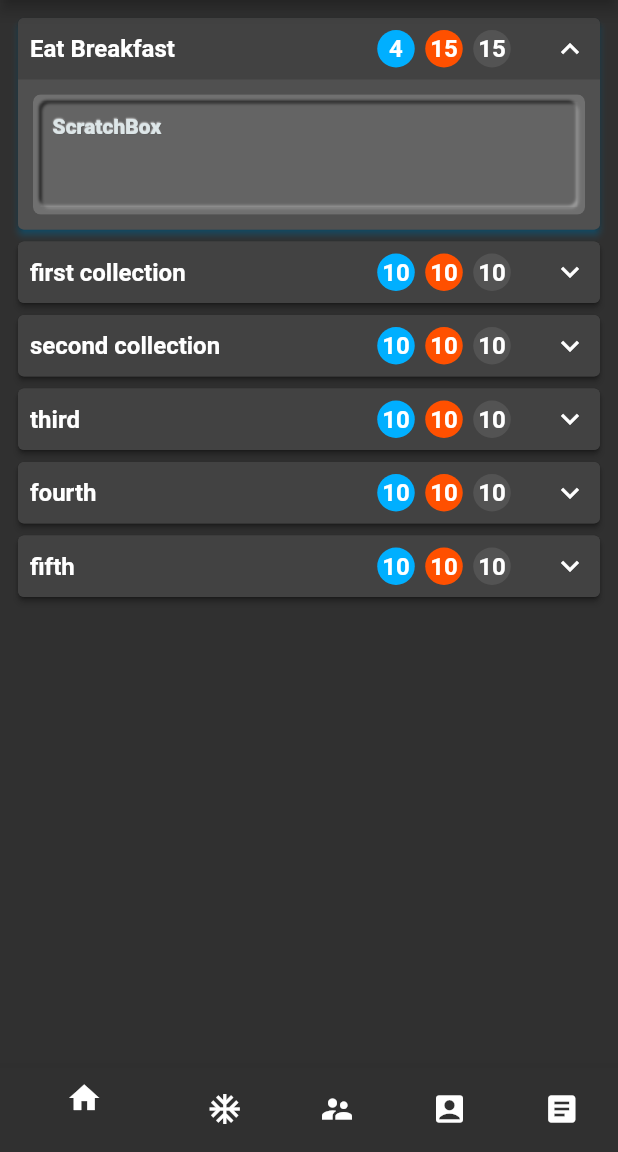
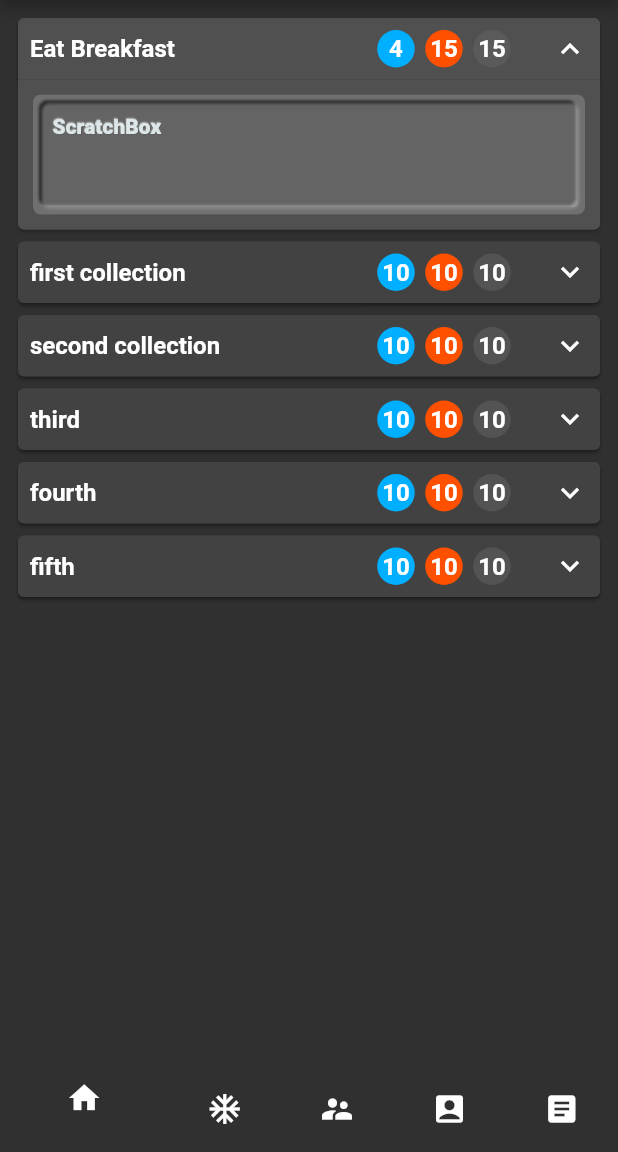
Before and after one commit to lancerharris/flutter-tally-app, a Flutter app: the screen it shows after launch, after a tap on "Eat Breakfast", on a phone screen of 412 x 824 dp, the part 84-1236 px from its top. Run offline on Flutter 3.47's test engine with Material 2 defaults, Android fonts, the phone set to English and light mode, and no system bars; drawn by our look-alikes of flutter_neumorphic; our stand-ins replace google_fonts; Roboto replaces fonts that are missing (Handlee).

Commit message:
Restyle the task panels.

```diff
--- a/lib/Home/widgets/task_panel.dart
+++ b/lib/Home/widgets/task_panel.dart
@@ -1,6 +1,9 @@
+import 'dart:math';
+
 import 'package:flutter/material.dart';
 import 'package:intl/intl.dart';
 import 'package:provider/provider.dart';
+import 'package:tally_app/widgets/vertical_text.dart';
 
 import '../../models/tally_item.dart';
 import '../../models/tally_task.dart';
@@ -10,8 +13,11 @@ import '../../providers/task_manager.dart';
 import '../../theme/app_theme.dart';
 
 class TaskPanel extends StatelessWidget {
-  const TaskPanel({Key? key, required this.listItem, this.childListItems})
-      : super(key: key);
+  const TaskPanel({
+    Key? key,
+    required this.listItem,
+    this.childListItems,
+  }) : super(key: key);
   final TallyItem listItem;
   final List<TallyTask>? childListItems;
 
@@ -27,16 +33,21 @@ class TaskPanel extends StatelessWidget {
 
     return GestureDetector(
       child: Card(
-        child: Container(
         child: Column(
           children: [
             Card(
-                shadowColor: isExpanded ? AppTheme.secondaryColor : null,
-                elevation: 2,
+              color: listItem.isCollection ? null : AppTheme.secondaryCardColor,
+              elevation: 1,
+              shape: RoundedRectangleBorder(
+                borderRadius: !isExpanded
+                    ? BorderRadius.circular(4)
+                    : BorderRadius.only(
+                        topLeft: Radius.circular(4),
+                        topRight: Radius.circular(4),
+                      ),
+              ),
               margin: EdgeInsets.all(0),
-                child: Column(
-                  children: [
-                    Padding(
+              child: Padding(
                 padding: const EdgeInsets.all(8.0),
                 child: Row(
                   mainAxisAlignment: MainAxisAlignment.center,
@@ -64,8 +75,7 @@ class TaskPanel extends StatelessWidget {
                               ),
                               Text(
                                 '${NumberFormat("##,###", "en_US").format(listItem.streak)}',
-                                      style:
-                                          Theme.of(context).textTheme.headline3,
+                                style: Theme.of(context).textTheme.headline3,
                               ),
                             ],
                           ),
@@ -83,9 +93,7 @@ class TaskPanel extends StatelessWidget {
                               ),
                               Text(
                                   '${NumberFormat("##,###", "en_US").format(listItem.count)}',
-                                        style: Theme.of(context)
-                                            .textTheme
-                                            .headline3),
+                                  style: Theme.of(context).textTheme.headline3),
                             ],
                           ),
                           SizedBox(width: 2),
@@ -102,9 +110,7 @@ class TaskPanel extends StatelessWidget {
                               ),
                               Text(
                                   '${NumberFormat("##,###", "en_US").format(listItem.count)}',
-                                        style: Theme.of(context)
-                                            .textTheme
-                                            .headline3),
+                                  style: Theme.of(context).textTheme.headline3),
                             ],
                           ),
                         ],
@@ -117,15 +123,16 @@ class TaskPanel extends StatelessWidget {
                   ],
                 ),
               ),
+            ),
             if (isExpanded && !listItem.isCollection)
               ScratchBox(
                 backdropHeight: 100,
-                      )
-                  ],
               ),
-              ),
+            if (isExpanded && childListItems != null) SizedBox(height: 5),
             if (isExpanded && childListItems != null)
-                ReorderableListSizesDiffer(
+              Padding(
+                padding: const EdgeInsets.only(left: 5, right: 5),
+                child: ReorderableListSizesDiffer(
                   shrinkWrap: true,
                   physics: BouncingScrollPhysics(),
                   children: [
@@ -138,8 +145,9 @@ class TaskPanel extends StatelessWidget {
                   ],
                   onReorder: updateChildItemPositions,
                 ),
+              ),
+            if (isExpanded && childListItems != null) SizedBox(height: 5),
           ],
-          ),
         ),
       ),
       onTap: () {
```
Lines whose indentation alone changed are shown as unchanged.
